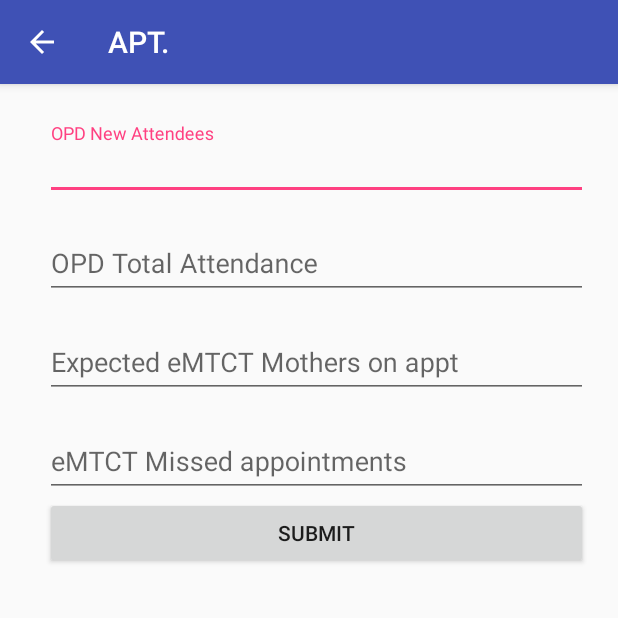
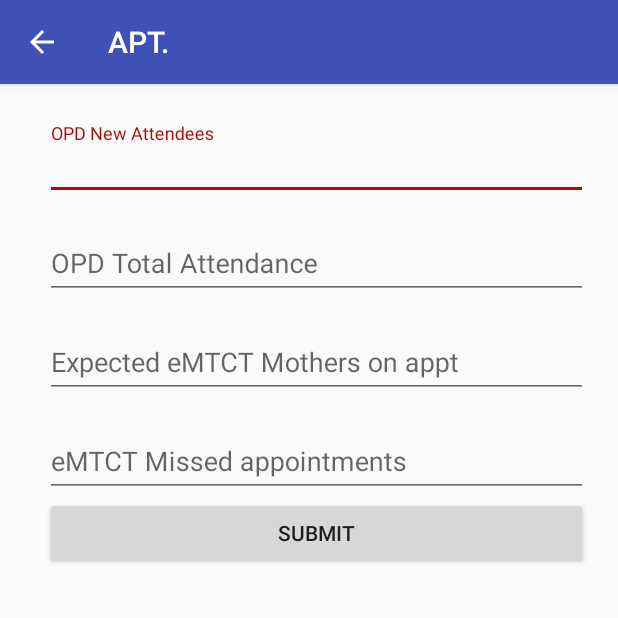
Before and after one commit to gcinnovate/mtracpro-android, an Android app: the AptActivity screen opened directly, with no data from a screen before it, on a phone screen of 412 x 824 dp, the top half of it. Run offline under Robolectric (Android 15) with nearby library versions, the phone set to English and light mode, and no system bars.

Commit message:
added a tag for white and black color

```diff
--- a/mTracPro/app/src/main/res/values/colors.xml
+++ b/mTracPro/app/src/main/res/values/colors.xml
@@ -2,5 +2,8 @@
 <resources>
     <color name="colorPrimary">#3F51B5</color>
     <color name="colorPrimaryDark">#303F9F</color>
-    <color name="colorAccent">#FF4081</color>
+    <color name="colorAccent">#ab0f0a</color>
+    <color name="white">#ffffff</color>
+    <color name="colorBlack">#000000</color>
+
 </resources>
```
